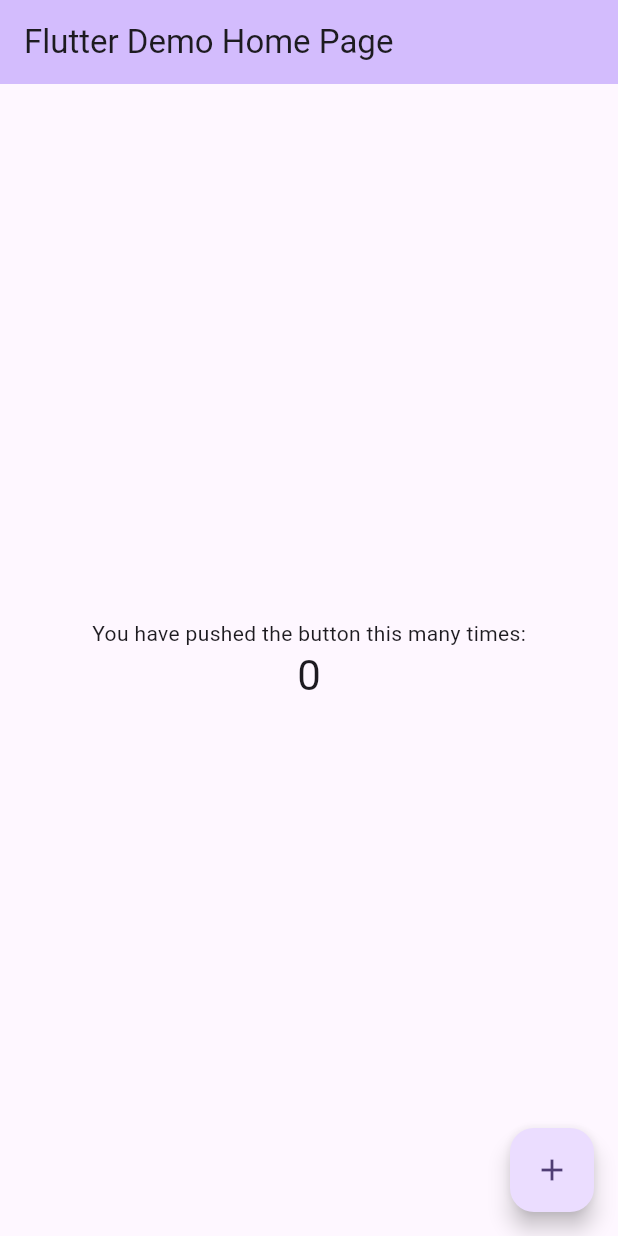
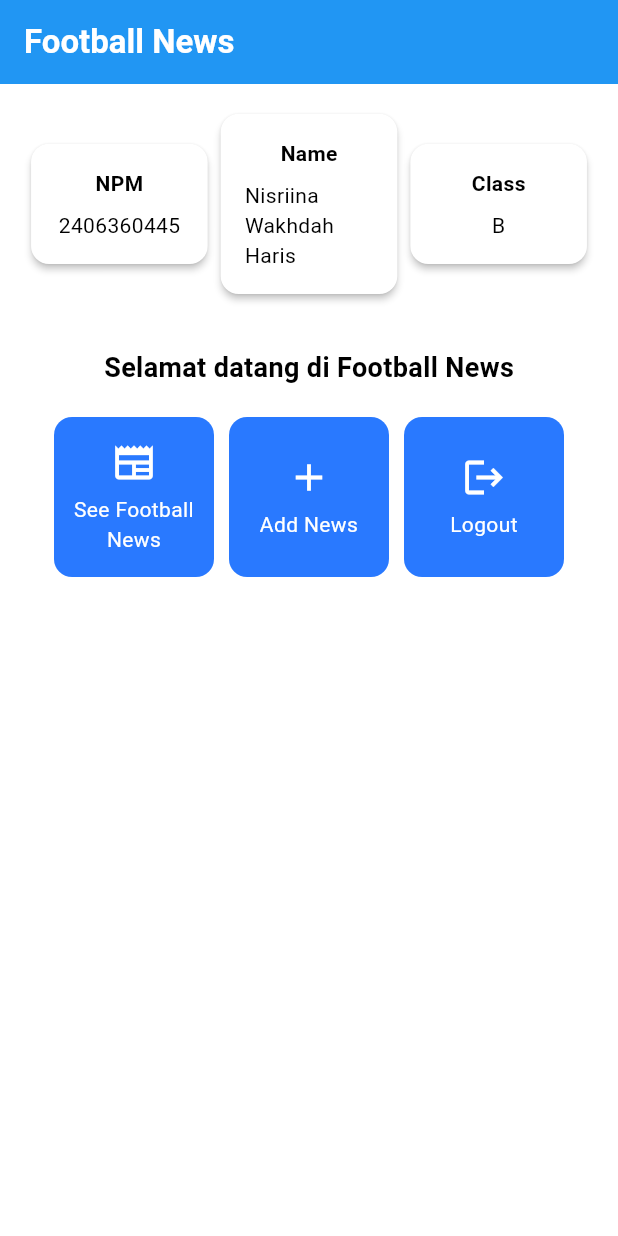
Before and after one commit to NisriinaWakhdah/football-news-mobile, a Flutter app: the screen it shows after launch, on a phone screen of 412 x 824 dp. Run offline on Flutter 3.47's test engine with Material 3 defaults, Android fonts, the phone set to English and light mode, and no system bars.

Commit message:
Tutorial 6 selesai

```diff
--- a/lib/main.dart
+++ b/lib/main.dart
@@ -1,4 +1,5 @@
 import 'package:flutter/material.dart';
+import 'package:football_news/menu.dart';
 
 void main() {
   runApp(const MyApp());
@@ -28,95 +29,9 @@ class MyApp extends StatelessWidget {
         //
         // This works for code too, not just values: Most code changes can be
         // tested with just a hot reload.
-        colorScheme: ColorScheme.fromSeed(seedColor: Colors.deepPurple),
+         colorScheme: ColorScheme.fromSwatch(primarySwatch: Colors.blue).copyWith(secondary: Colors.blueAccent[400]),
       ),
-      home: const MyHomePage(title: 'Flutter Demo Home Page'),
+      home: MyHomePage(),
     );
   }
 }
-
-class MyHomePage extends StatefulWidget {
-  const MyHomePage({super.key, required this.title});
-
-  // This widget is the home page of your application. It is stateful, meaning
-  // that it has a State object (defined below) that contains fields that affect
-  // how it looks.
-
-  // This class is the configuration for the state. It holds the values (in this
-  // case the title) provided by the parent (in this case the App widget) and
-  // used by the build method of the State. Fields in a Widget subclass are
-  // always marked "final".
-
-  final String title;
-
-  @override
-  State<MyHomePage> createState() => _MyHomePageState();
-}
-
-class _MyHomePageState extends State<MyHomePage> {
-  int _counter = 0;
-
-  void _incrementCounter() {
-    setState(() {
-      // This call to setState tells the Flutter framework that something has
-      // changed in this State, which causes it to rerun the build method below
-      // so that the display can reflect the updated values. If we changed
-      // _counter without calling setState(), then the build method would not be
-      // called again, and so nothing would appear to happen.
-      _counter++;
-    });
-  }
-
-  @override
-  Widget build(BuildContext context) {
-    // This method is rerun every time setState is called, for instance as done
-    // by the _incrementCounter method above.
-    //
-    // The Flutter framework has been optimized to make rerunning build methods
-    // fast, so that you can just rebuild anything that needs updating rather
-    // than having to individually change instances of widgets.
-    return Scaffold(
-      appBar: AppBar(
-        // TRY THIS: Try changing the color here to a specific color (to
-        // Colors.amber, perhaps?) and trigger a hot reload to see the AppBar
-        // change color while the other colors stay the same.
-        backgroundColor: Theme.of(context).colorScheme.inversePrimary,
-        // Here we take the value from the MyHomePage object that was created by
-        // the App.build method, and use it to set our appbar title.
-        title: Text(widget.title),
-      ),
-      body: Center(
-        // Center is a layout widget. It takes a single child and positions it
-        // in the middle of the parent.
-        child: Column(
-          // Column is also a layout widget. It takes a list of children and
-          // arranges them vertically. By default, it sizes itself to fit its
-          // children horizontally, and tries to be as tall as its parent.
-          //
-          // Column has various properties to control how it sizes itself and
-          // how it positions its children. Here we use mainAxisAlignment to
-          // center the children vertically; the main axis here is the vertical
-          // axis because Columns are vertical (the cross axis would be
-          // horizontal).
-          //
-          // TRY THIS: Invoke "debug painting" (choose the "Toggle Debug Paint"
-          // action in the IDE, or press "p" in the console), to see the
-          // wireframe for each widget.
-          mainAxisAlignment: MainAxisAlignment.center,
-          children: <Widget>[
-            const Text('You have pushed the button this many times:'),
-            Text(
-              '$_counter',
-              style: Theme.of(context).textTheme.headlineMedium,
-            ),
-          ],
-        ),
-      ),
-      floatingActionButton: FloatingActionButton(
-        onPressed: _incrementCounter,
-        tooltip: 'Increment',
-        child: const Icon(Icons.add),
-      ), // This trailing comma makes auto-formatting nicer for build methods.
-    );
-  }
-}
--- /dev/null
+++ b/lib/menu.dart
@@ -0,0 +1,193 @@
+import 'package:flutter/material.dart';
+class MyHomePage extends StatelessWidget {
+  MyHomePage({super.key});
+
+  final String nama = "Nisriina Wakhdah Haris";
+  final String npm = "2406360445";
+  final String  kelas = "B";
+
+  final List<ItemHomepage> items = [
+    ItemHomepage("See Football News", Icons.newspaper),
+    ItemHomepage("Add News", Icons.add),
+    ItemHomepage("Logout", Icons.logout),
+  ];
+
+  @override
+  Widget build(BuildContext context) {
+  // Scaffold menyediakan struktur dasar halaman dengan AppBar dan body.
+  return Scaffold(
+    // AppBar adalah bagian atas halaman yang menampilkan judul.
+    appBar: AppBar(
+      // Judul aplikasi "Football News" dengan teks putih dan tebal.
+      title: const Text(
+        'Football News',
+        style: TextStyle(
+          color: Colors.white,
+          fontWeight: FontWeight.bold,
+        ),
+      ),
+      // Warna latar belakang AppBar diambil dari skema warna tema aplikasi.
+      backgroundColor: Theme.of(context).colorScheme.primary,
+    ),
+    // Body halaman dengan padding di sekelilingnya.
+    body: Padding(
+      padding: const EdgeInsets.all(16.0),
+      // Menyusun widget secara vertikal dalam sebuah kolom.
+      child: Column(
+        crossAxisAlignment: CrossAxisAlignment.center,
+        children: [
+          // Row untuk menampilkan 3 InfoCard secara horizontal.
+          Row(
+            mainAxisAlignment: MainAxisAlignment.spaceEvenly,
+            children: [
+              InfoCard(title: 'NPM', content: npm),
+              InfoCard(title: 'Name', content: nama),
+              InfoCard(title: 'Class', content: kelas),
+            ],
+          ),
+
+          // Memberikan jarak vertikal 16 unit.
+          const SizedBox(height: 16.0),
+
+          // Menempatkan widget berikutnya di tengah halaman.
+          Center(
+            child: Column(
+              // Menyusun teks dan grid item secara vertikal.
+
+              children: [
+                // Menampilkan teks sambutan dengan gaya tebal dan ukuran 18.
+                const Padding(
+                  padding: EdgeInsets.only(top: 16.0),
+                  child: Text(
+                    'Selamat datang di Football News',
+                    style: TextStyle(
+                      fontWeight: FontWeight.bold,
+                      fontSize: 18.0,
+                    ),
+                  ),
+                ),
+
+                // Grid untuk menampilkan ItemCard dalam bentuk grid 3 kolom.
+                GridView.count(
+                  primary: true,
+                  padding: const EdgeInsets.all(20),
+                  crossAxisSpacing: 10,
+                  mainAxisSpacing: 10,
+                  crossAxisCount: 3,
+                  // Agar grid menyesuaikan tinggi kontennya.
+                  shrinkWrap: true,
+
+                  // Menampilkan ItemCard untuk setiap item dalam list items.
+                  children: items.map((ItemHomepage item) {
+                    return ItemCard(item);
+                  }).toList(),
+                ),
+              ],
+            ),
+          ),
+        ],
+      ),
+    ),
+  );
+  }
+  // This widget is the home page of your application. It is stateful, meaning
+  // that it has a State object (defined below) that contains fields that affect
+  // how it looks.
+
+  // This class is the configuration for the state. It holds the values (in this
+  // case the title) provided by the parent (in this case the App widget) and
+  // used by the build method of the State. Fields in a Widget subclass are
+  // always marked "final".
+
+
+}
+
+class InfoCard extends StatelessWidget{
+  final String title;
+  final String content;
+
+  const InfoCard({super.key, required this.title, required this.content});
+
+  @override
+  Widget build(BuildContext context){
+    return Card(
+      elevation: 2.0,
+      child: Container(
+        width: MediaQuery.of(context).size.width / 3.5,
+        padding: const EdgeInsets.all(16.0),
+        child: Column(
+          children: [
+            Text(
+              title,
+              style: const TextStyle(fontWeight: FontWeight.bold),
+            ),
+            const SizedBox(height: 8.0),
+            Text(content),
+          ],
+        )
+      ),
+    );
+  }
+}
+
+class ItemHomepage{
+  final String name;
+  final IconData icon;
+
+  ItemHomepage(this.name, this.icon);
+}
+
+
+class ItemCard extends StatelessWidget {
+  // Menampilkan kartu dengan ikon dan nama.
+
+  final ItemHomepage item;
+
+  const ItemCard(this.item, {super.key});
+
+  @override
+  Widget build(BuildContext context) {
+    return Material(
+      // Menentukan warna latar belakang dari tema aplikasi.
+      color: Theme.of(context).colorScheme.secondary,
+      // Membuat sudut kartu melengkung.
+      borderRadius: BorderRadius.circular(12),
+
+      child: InkWell(
+        // Aksi ketika kartu ditekan.
+        onTap: () {
+          // Menampilkan pesan SnackBar saat kartu ditekan.
+          ScaffoldMessenger.of(context)
+            ..hideCurrentSnackBar()
+            ..showSnackBar(
+              SnackBar(content: Text("Kamu telah menekan tombol ${item.name}!"))
+            );
+        },
+        // Container untuk menyimpan Icon dan Text
+        child: Container(
+          padding: const EdgeInsets.all(8),
+          child: Center(
+            child: Column(
+              // Menyusun ikon dan teks di tengah kartu.
+              mainAxisAlignment: MainAxisAlignment.center,
+              children: [
+                Icon(
+                  item.icon,
+                  color: Colors.white,
+                  size: 30.0,
+                ),
+                const Padding(padding: EdgeInsets.all(3)),
+                Text(
+                  item.name,
+                  textAlign: TextAlign.center,
+                  style: const TextStyle(color: Colors.white),
+                ),
+              ],
+            ),
+          ),
+        ),
+      ),
+    );
+  }
+
+}
```
